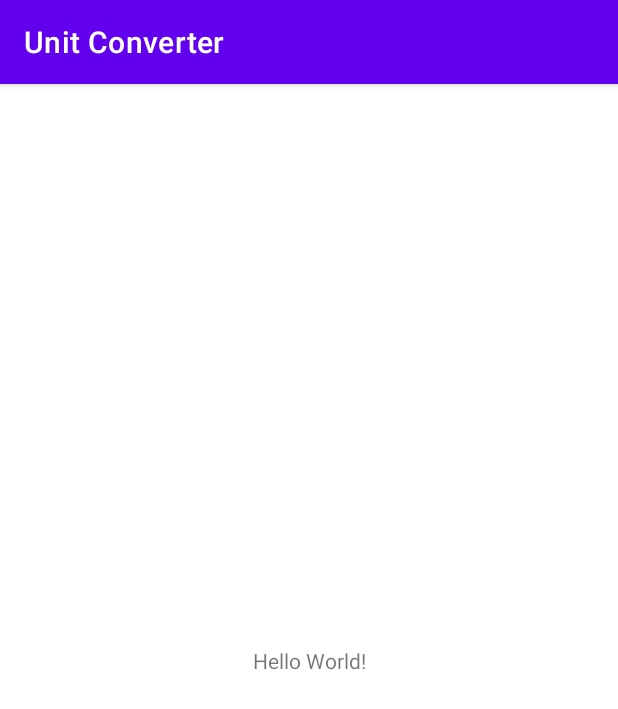
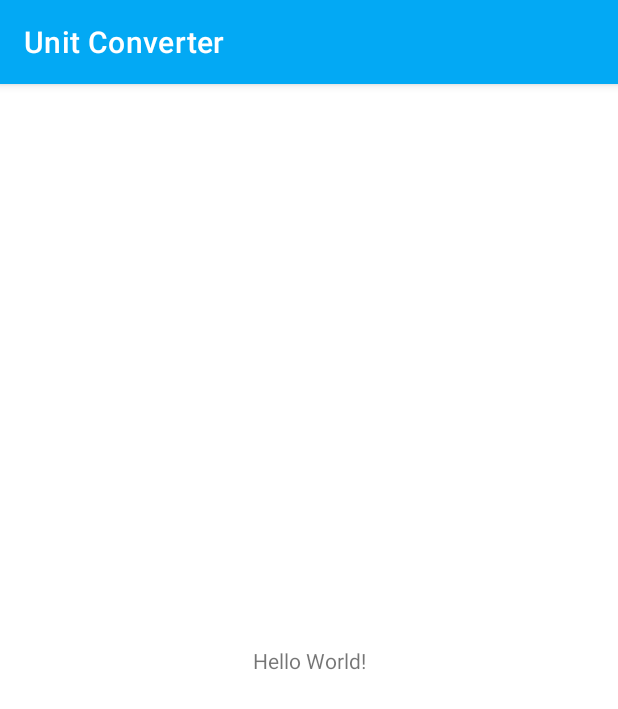
Before and after one commit to Bhaskar100-hub/Unit-Converter, an Android app: the screen it shows after launch (MainActivity), on a phone screen of 412 x 824 dp. Shown: the top 709 px of the screen. Run offline under Robolectric (Android 15) with nearby library versions, the phone set to English and light mode, and no system bars.

Commit message:
Changed Colors & Themes

```diff
--- a/app/src/main/res/values-night/themes.xml
+++ b/app/src/main/res/values-night/themes.xml
@@ -2,12 +2,12 @@
     <!-- Base application theme. -->
     <style name="Theme.UnitConverter" parent="Theme.MaterialComponents.DayNight.DarkActionBar">
         <!-- Primary brand color. -->
-        <item name="colorPrimary">@color/purple_200</item>
-        <item name="colorPrimaryVariant">@color/purple_700</item>
+        <item name="colorPrimary">@color/light_blue_200</item>
+        <item name="colorPrimaryVariant">@color/light_blue_500</item>
         <item name="colorOnPrimary">@color/black</item>
         <!-- Secondary brand color. -->
-        <item name="colorSecondary">@color/teal_200</item>
-        <item name="colorSecondaryVariant">@color/teal_200</item>
+        <item name="colorSecondary">@color/light_blue_200</item>
+        <item name="colorSecondaryVariant">@color/light_blue_200</item>
         <item name="colorOnSecondary">@color/black</item>
         <!-- Status bar color. -->
         <item name="android:statusBarColor" tools:targetApi="l">?attr/colorPrimaryVariant</item>
--- a/app/src/main/res/values/colors.xml
+++ b/app/src/main/res/values/colors.xml
@@ -1,10 +1,8 @@
 <?xml version="1.0" encoding="utf-8"?>
 <resources>
-    <color name="purple_200">#FFBB86FC</color>
-    <color name="purple_500">#FF6200EE</color>
-    <color name="purple_700">#FF3700B3</color>
-    <color name="teal_200">#FF03DAC5</color>
-    <color name="teal_700">#FF018786</color>
+    <color name="light_blue_200">#81D4FA</color>
+    <color name="light_blue_500">#03A9F4</color>
+    <color name="light_blue_700">#0288D1</color>
     <color name="black">#FF000000</color>
     <color name="white">#FFFFFFFF</color>
 </resources>
--- a/app/src/main/res/values/themes.xml
+++ b/app/src/main/res/values/themes.xml
@@ -2,12 +2,12 @@
     <!-- Base application theme. -->
     <style name="Theme.UnitConverter" parent="Theme.MaterialComponents.DayNight.DarkActionBar">
         <!-- Primary brand color. -->
-        <item name="colorPrimary">@color/purple_500</item>
-        <item name="colorPrimaryVariant">@color/purple_700</item>
+        <item name="colorPrimary">@color/light_blue_500</item>
+        <item name="colorPrimaryVariant">@color/light_blue_700</item>
         <item name="colorOnPrimary">@color/white</item>
         <!-- Secondary brand color. -->
-        <item name="colorSecondary">@color/teal_200</item>
-        <item name="colorSecondaryVariant">@color/teal_700</item>
+        <item name="colorSecondary">@color/light_blue_500</item>
+        <item name="colorSecondaryVariant">@color/light_blue_700</item>
         <item name="colorOnSecondary">@color/black</item>
         <!-- Status bar color. -->
         <item name="android:statusBarColor" tools:targetApi="l">?attr/colorPrimaryVariant</item>
```
